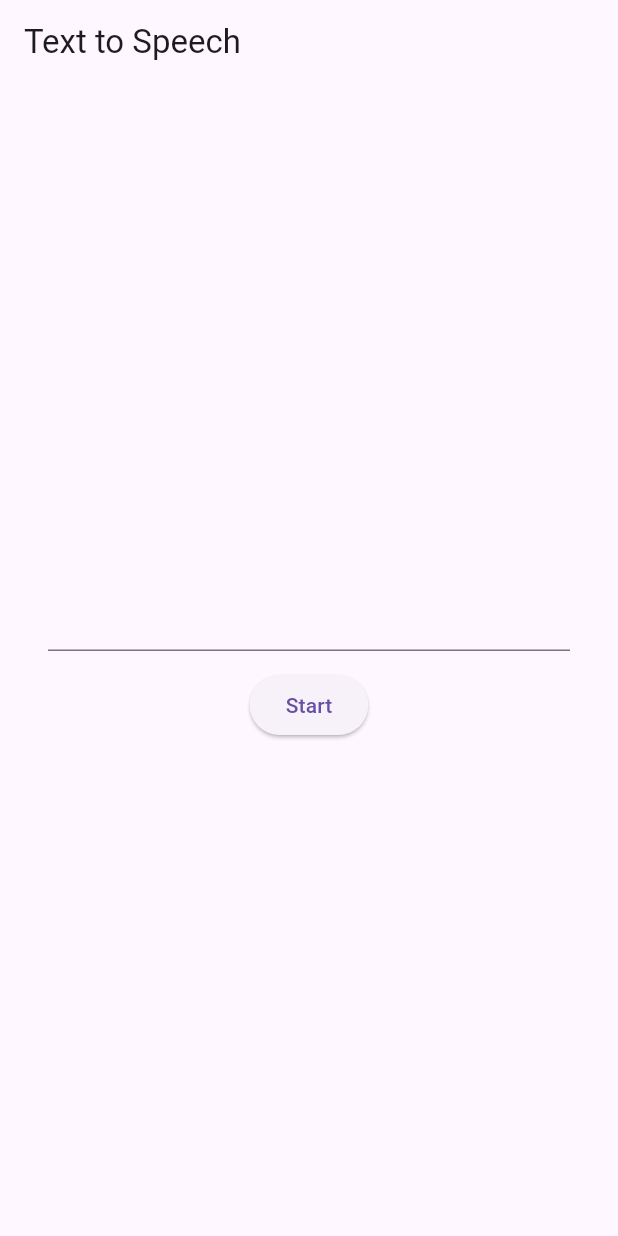
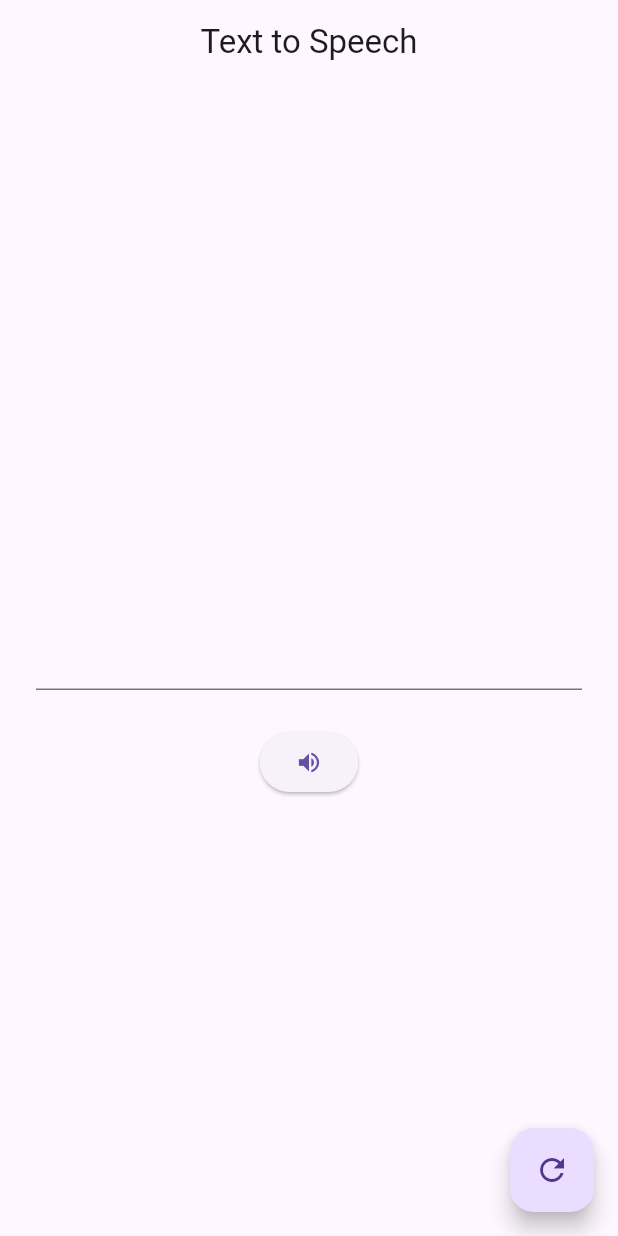
Before and after one commit to gabeewang/flutter_tts_example-chinese, a Flutter app: the screen it shows after launch, on a phone screen of 412 x 824 dp. Run offline on Flutter 3.47's test engine with Material 3 defaults, Android fonts, the phone set to English and light mode, and no system bars; our stand-ins replace flutter_tts.

Commit message:
Update main.dart

```diff
--- a/lib/main.dart
+++ b/lib/main.dart
@@ -1,7 +1,9 @@
 import 'package:flutter/material.dart';
 import 'package:flutter_tts/flutter_tts.dart';
 
-void main() {
+final TextEditingController textEditing_Controller = TextEditingController();
+
+void main(){
   return runApp(MyApp());
 }
 
@@ -13,23 +15,29 @@ class MyApp extends StatelessWidget {
     return MaterialApp(
       debugShowCheckedModeBanner: false,
       home: Scaffold(
-        appBar: AppBar(title: Text("Text to Speech")),
-        body: HomeView(),
+        appBar: AppBar(
+          centerTitle: true,
+          title: Text("Text to Speech")
+        ),
+        floatingActionButton: FloatingActionButton(
+          child: Icon(Icons.refresh),
+          onPressed: (){},
+        ),
+        body: TtsScreen(),
       ),
     );
   }
 }
 
-class HomeView extends StatefulWidget {
-  const HomeView({super.key});
+class TtsScreen extends StatefulWidget {
+  const TtsScreen({super.key});
 
   @override
-  State<HomeView> createState() => _HomeViewState();
+  State<TtsScreen> createState() => _TtsScreenState();
 }
 
-class _HomeViewState extends State<HomeView> {
+class _TtsScreenState extends State<TtsScreen> {
   final FlutterTts Tts = FlutterTts();
-  final TextEditingController textEditing_Controller = TextEditingController();
 
   speakText(String text) async {
     await Tts.setLanguage("zh-TW");
@@ -40,26 +48,24 @@ class _HomeViewState extends State<HomeView> {
   @override
   Widget build(BuildContext context) {
     return Center(
-      child: Column(mainAxisAlignment: MainAxisAlignment.center, children: [
-        Padding(
-          padding: EdgeInsets.only(
-            left: 32,
-            right: 32,
-          ),
+      child: Column(
+        mainAxisAlignment: MainAxisAlignment.center,
+        children: [
+          Container(
+            padding: EdgeInsets.all(24),
             child: TextField(
               controller: textEditing_Controller,
-          ),
-        ),
-        SizedBox(
-          height: 12,
+              maxLines: 3,
+            )
           ),
           ElevatedButton(
-          child: Text("Start"),
-          onPressed: () {
+            child: Icon(Icons.volume_up),
+            onPressed: (){
               speakText(textEditing_Controller.text);
             },
           )
-      ]),
+        ],
+      )
     );
   }
 }
```
Lines whose indentation alone changed are shown as unchanged.
